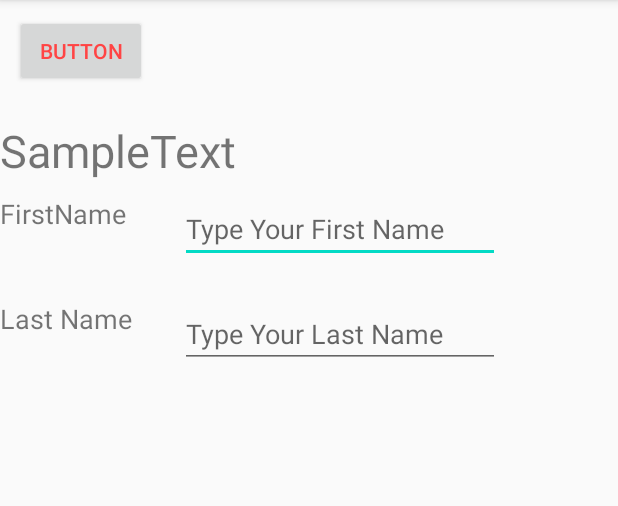
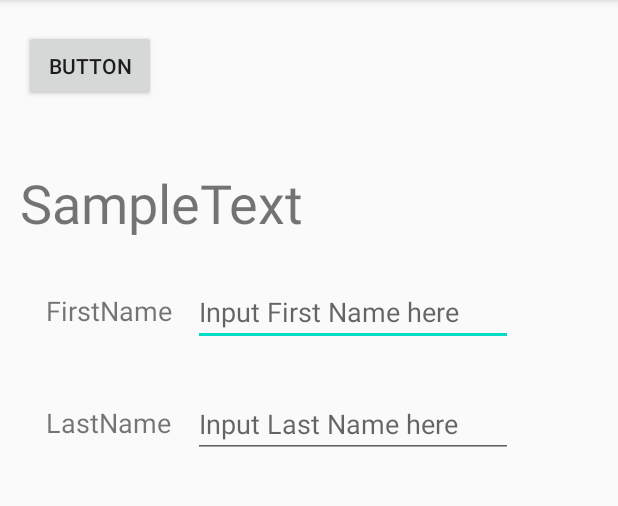
Before and after one commit to AvaNorada/LabAct, an Android app: the screen it shows after launch (MainActivity), on a phone screen of 412 x 824 dp, the part 84-590 px from its top. Run offline under Robolectric (Android 15) with nearby library versions, the phone set to English and light mode, and no system bars.

Commit message:
Constraint Layout

```diff
--- a/app/src/main/res/layout/activity_main.xml
+++ b/app/src/main/res/layout/activity_main.xml
@@ -1,62 +1,88 @@
 <?xml version="1.0" encoding="utf-8"?>
-<RelativeLayout xmlns:android="http://schemas.android.com/apk/res/android"
+<androidx.constraintlayout.widget.ConstraintLayout xmlns:android="http://schemas.android.com/apk/res/android"
     xmlns:app="http://schemas.android.com/apk/res-auto"
     xmlns:tools="http://schemas.android.com/tools"
     android:layout_width="match_parent"
     android:layout_height="match_parent"
     android:orientation="vertical"
-    tools:context=".MainActivity">
+    tools:context=".MainActivity" >
 
     <Button
-        android:id="@+id/button"
+        android:id="@+id/button2"
         android:layout_width="wrap_content"
         android:layout_height="wrap_content"
-        android:layout_marginLeft="10dp"
-        android:layout_marginTop="10dp"
         android:text="Button"
-        android:textColor="@android:color/holo_red_light" />
+        app:layout_constraintBottom_toBottomOf="parent"
+        app:layout_constraintEnd_toEndOf="parent"
+        app:layout_constraintHorizontal_bias="0.049"
+        app:layout_constraintStart_toStartOf="parent"
+        app:layout_constraintTop_toTopOf="parent"
+        app:layout_constraintVertical_bias="0.028" />
 
     <TextView
-        android:id="@+id/textView3"
+        android:id="@+id/textView7"
         android:layout_width="wrap_content"
         android:layout_height="wrap_content"
-        android:layout_marginTop="80dp"
         android:text="SampleText"
-        android:textSize="30sp" />
+        android:textSize="36sp"
+        app:layout_constraintBottom_toBottomOf="parent"
+        app:layout_constraintEnd_toEndOf="parent"
+        app:layout_constraintHorizontal_bias="0.06"
+        app:layout_constraintStart_toStartOf="parent"
+        app:layout_constraintTop_toTopOf="parent"
+        app:layout_constraintVertical_bias="0.154" />
 
     <TextView
-        android:id="@+id/textView5"
+        android:id="@+id/textView8"
         android:layout_width="wrap_content"
         android:layout_height="wrap_content"
-        android:layout_marginTop="130dp"
-        android:text="FirstName"
-        android:textSize="18sp" />
+        android:text="LastName"
+        android:textSize="18sp"
+        app:layout_constraintBottom_toBottomOf="parent"
+        app:layout_constraintEnd_toEndOf="parent"
+        app:layout_constraintHorizontal_bias="0.094"
+        app:layout_constraintStart_toStartOf="parent"
+        app:layout_constraintTop_toTopOf="parent"
+        app:layout_constraintVertical_bias="0.362" />
 
     <TextView
-        android:id="@+id/textView6"
+        android:id="@+id/textView9"
         android:layout_width="wrap_content"
         android:layout_height="wrap_content"
-        android:layout_marginTop="200dp"
-        android:text="Last Name"
-        android:textSize="18sp" />
+        android:text="FirstName"
+        android:textSize="18sp"
+        app:layout_constraintBottom_toBottomOf="parent"
+        app:layout_constraintEnd_toEndOf="parent"
+        app:layout_constraintHorizontal_bias="0.094"
+        app:layout_constraintStart_toStartOf="parent"
+        app:layout_constraintTop_toTopOf="parent"
+        app:layout_constraintVertical_bias="0.262" />
 
     <EditText
-        android:id="@+id/editTextTextPersonName5"
+        android:id="@+id/editTextTextPersonName7"
         android:layout_width="wrap_content"
         android:layout_height="wrap_content"
-        android:layout_marginLeft="120dp"
-        android:layout_marginTop="130dp"
         android:ems="10"
-        android:hint="Type Your First Name"
-        android:inputType="textPersonName" />
+        android:hint="Input First Name here"
+        android:inputType="textPersonName"
+        app:layout_constraintBottom_toBottomOf="parent"
+        app:layout_constraintEnd_toEndOf="parent"
+        app:layout_constraintHorizontal_bias="0.646"
+        app:layout_constraintStart_toStartOf="parent"
+        app:layout_constraintTop_toTopOf="parent"
+        app:layout_constraintVertical_bias="0.256" />
 
     <EditText
-        android:id="@+id/editTextTextPersonName6"
+        android:id="@+id/editTextTextPersonName8"
         android:layout_width="wrap_content"
         android:layout_height="wrap_content"
-        android:layout_marginLeft="120dp"
-        android:layout_marginTop="200dp"
         android:ems="10"
-        android:hint="Type Your Last Name"
-        android:inputType="textPersonName" />
-</RelativeLayout>
+        android:hint="Input Last Name here"
+        android:inputType="textPersonName"
+        app:layout_constraintBottom_toBottomOf="parent"
+        app:layout_constraintEnd_toEndOf="parent"
+        app:layout_constraintHorizontal_bias="0.646"
+        app:layout_constraintStart_toStartOf="parent"
+        app:layout_constraintTop_toTopOf="parent"
+        app:layout_constraintVertical_bias="0.36" />
+</androidx.constraintlayout.widget.ConstraintLayout>
```
